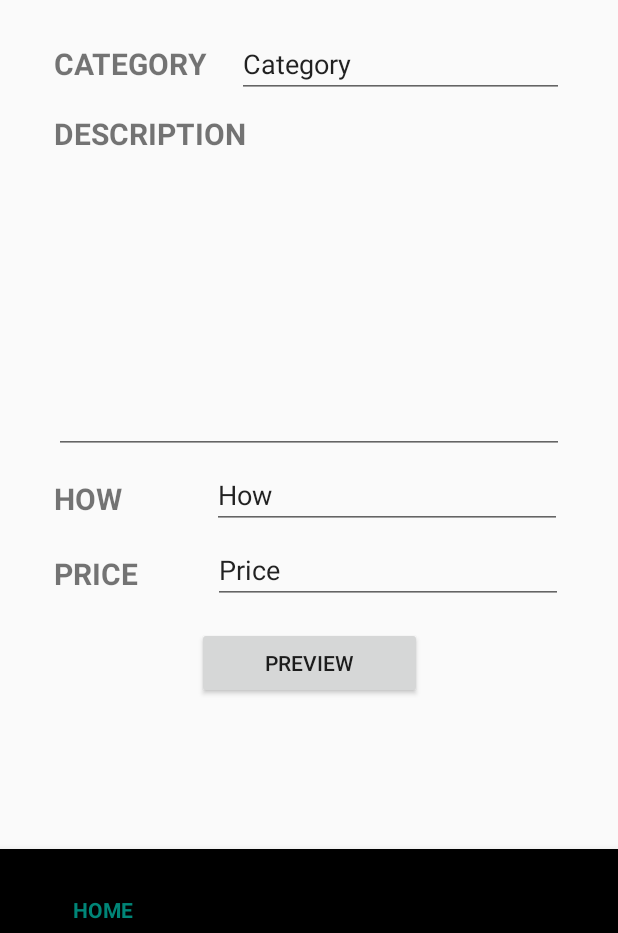
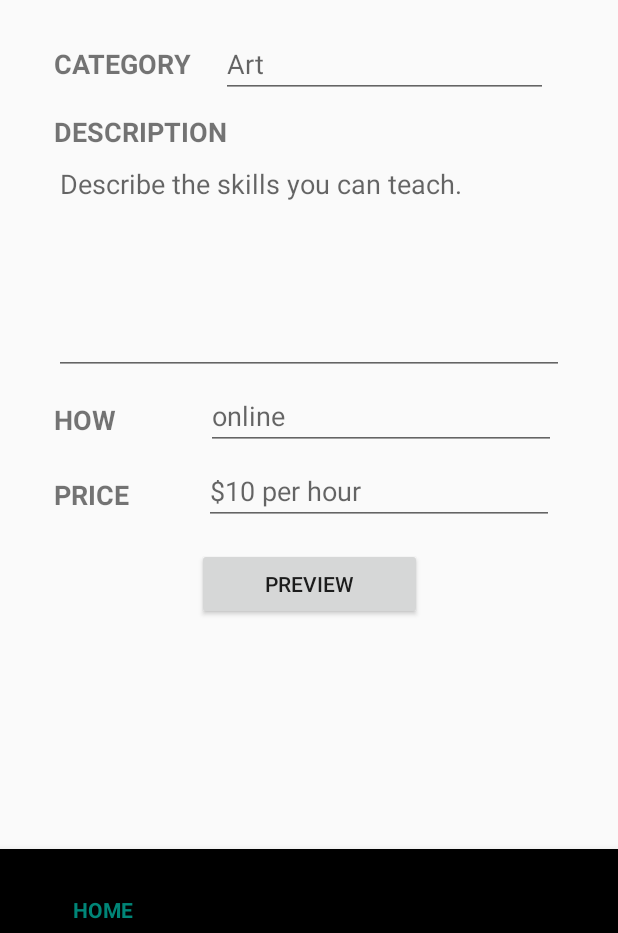
Before and after one commit to HotsumaKawashima/skills-swapping, an Android app: the NewPostFragment screen opened through its navigation route, on a phone screen of 412 x 824 dp, the part 303-1236 px from its top. Run offline under Robolectric (Android 15) with nearby library versions, the light colour scheme and no system bars; our stand-ins replace Room's generated code, navigation-ui; 1 statement that could not run was skipped.

Commit message:
Udpate fragment_new_post & fragment_user for layout

```diff
--- a/app/src/main/res/layout/fragment_new_post.xml
+++ b/app/src/main/res/layout/fragment_new_post.xml
@@ -27,95 +27,96 @@
             android:layout_height="45dp"
             android:layout_marginStart="36dp"
             android:layout_marginTop="20sp"
+            android:gravity="center_vertical"
             android:text="CATEGORY"
-            android:textSize="20sp"
+            android:textSize="18sp"
             android:textStyle="bold"
             app:layout_constraintStart_toStartOf="parent"
-            android:gravity="center_vertical"
             app:layout_constraintTop_toBottomOf="@id/picture_upload" />
 
         <EditText
             android:id="@+id/category_edit_view"
             android:layout_width="218dp"
             android:layout_height="wrap_content"
+            android:layout_marginStart="20sp"
+            android:layout_marginTop="20sp"
+            android:hint="Art"
             android:inputType="textFilter"
-            android:text="Category"
-            android:layout_marginTop="20sp"
-            android:layout_marginStart="20sp"
             app:layout_constraintStart_toEndOf="@id/category_view"
-            app:layout_constraintTop_toBottomOf="@id/picture_upload"/>
+            app:layout_constraintTop_toBottomOf="@id/picture_upload" />
 
         <TextView
             android:id="@+id/description_view"
             android:layout_width="wrap_content"
             android:layout_height="wrap_content"
-            app:layout_constraintTop_toBottomOf="@id/category_edit_view"
+            android:layout_marginStart="36dp"
+            android:layout_marginTop="10dp"
+            android:gravity="center_vertical"
+            android:text="DESCRIPTION"
+            android:textSize="18sp"
+            android:textStyle="bold"
             app:layout_constraintStart_toStartOf="parent"
-            android:layout_marginStart="36dp"
-            android:textSize="20sp"
-            android:textStyle="bold"
-            android:gravity="center_vertical"
-            android:layout_marginTop="10dp"
-            android:text="DESCRIPTION" />
+            app:layout_constraintTop_toBottomOf="@id/category_edit_view" />
 
 
         <EditText
             android:id="@+id/description_edit_view"
             android:layout_width="340dp"
-            android:layout_height="200dp"
+            android:layout_height="150dp"
             android:gravity="start|top"
+            android:hint="Describe the skills you can teach."
+            android:inputType="textMultiLine"
             app:layout_constraintEnd_toEndOf="parent"
             app:layout_constraintStart_toStartOf="parent"
-            app:layout_constraintTop_toBottomOf="@id/description_view"
-            android:inputType="textMultiLine" />
+            app:layout_constraintTop_toBottomOf="@id/description_view" />
 
         <TextView
             android:id="@+id/how_view"
             android:layout_width="wrap_content"
             android:layout_height="40dp"
-            app:layout_constraintTop_toBottomOf="@id/description_edit_view"
+            android:layout_marginStart="36dp"
+            android:layout_marginTop="10dp"
+            android:gravity="center_vertical"
+            android:text="HOW"
+            android:textSize="18sp"
+            android:textStyle="bold"
             app:layout_constraintStart_toStartOf="parent"
-            android:layout_marginTop="10dp"
-            android:layout_marginStart="36dp"
-            android:textSize="20sp"
-            android:textStyle="bold"
-            android:gravity="center_vertical"
-            android:text="HOW" />
+            app:layout_constraintTop_toBottomOf="@id/description_edit_view" />
 
         <EditText
             android:id="@+id/how_edit_view"
             android:layout_width="233dp"
             android:layout_height="40dp"
-            android:inputType="textFilter"
-            app:layout_constraintTop_toBottomOf="@id/description_edit_view"
-            app:layout_constraintStart_toEndOf="@id/how_view"
             android:layout_marginStart="60sp"
             android:layout_marginTop="10dp"
-            android:text="How"/>
+            android:hint="online"
+            android:inputType="textFilter"
+            app:layout_constraintStart_toEndOf="@id/how_view"
+            app:layout_constraintTop_toBottomOf="@id/description_edit_view" />
 
         <TextView
             android:id="@+id/price_view"
             android:layout_width="wrap_content"
             android:layout_height="40dp"
-            app:layout_constraintTop_toBottomOf="@id/how_edit_view"
+            android:layout_marginStart="36dp"
+            android:layout_marginTop="10dp"
+            android:gravity="center_vertical"
+            android:text="PRICE"
+            android:textSize="18sp"
+            android:textStyle="bold"
             app:layout_constraintStart_toStartOf="parent"
-            android:layout_marginTop="10dp"
-            android:layout_marginStart="36dp"
-            android:textSize="20sp"
-            android:textStyle="bold"
-            android:gravity="center_vertical"
-            android:text="PRICE" />
+            app:layout_constraintTop_toBottomOf="@id/how_edit_view" />
 
         <EditText
             android:id="@+id/price_edit_view"
             android:layout_width="233dp"
             android:layout_height="40dp"
+            android:layout_marginStart="50dp"
+            android:layout_marginTop="10dp"
+            android:hint="$10 per hour"
             android:inputType="textFilter"
-            app:layout_constraintTop_toBottomOf="@id/how_edit_view"
             app:layout_constraintStart_toEndOf="@id/price_view"
-            android:layout_marginTop="10dp"
-            android:layout_marginStart="50dp"
-            android:text="Price" />
+            app:layout_constraintTop_toBottomOf="@id/how_edit_view" />
 
         <Button
             android:id="@+id/preview_button"
```
Also changed, not shown: app/src/main/res/layout/fragment_user.xml (+16 -13 lines).
